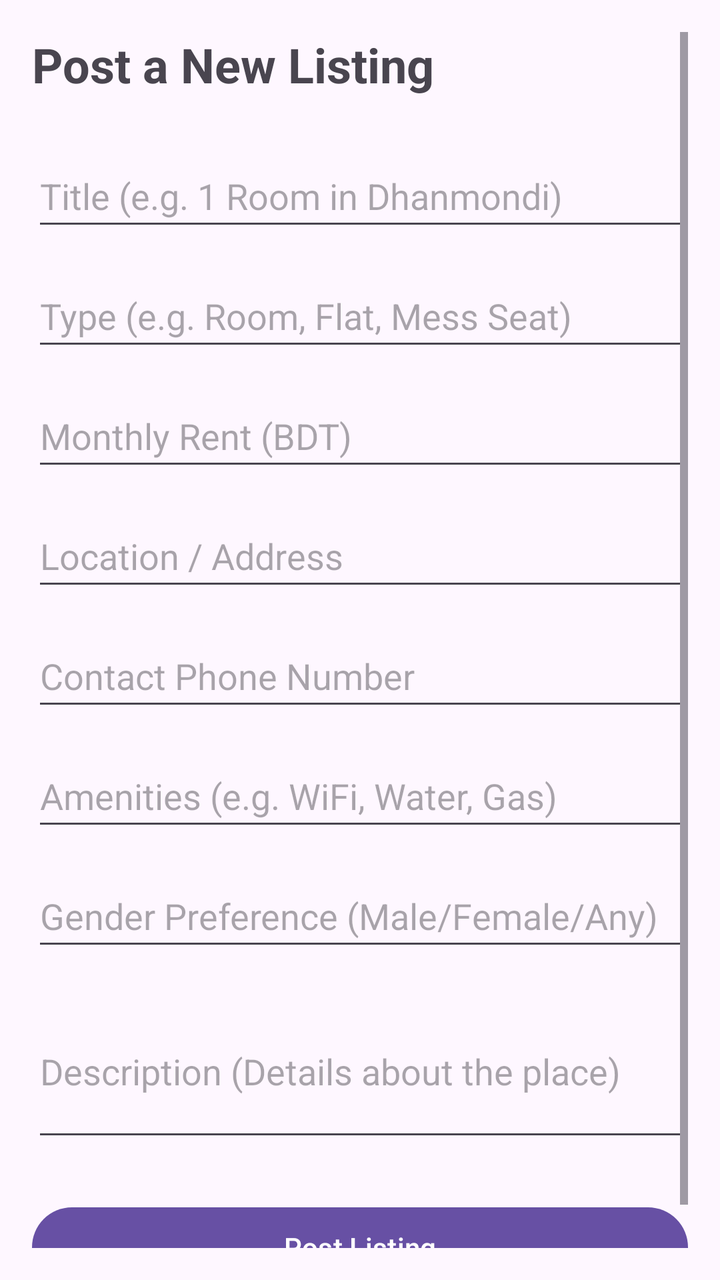
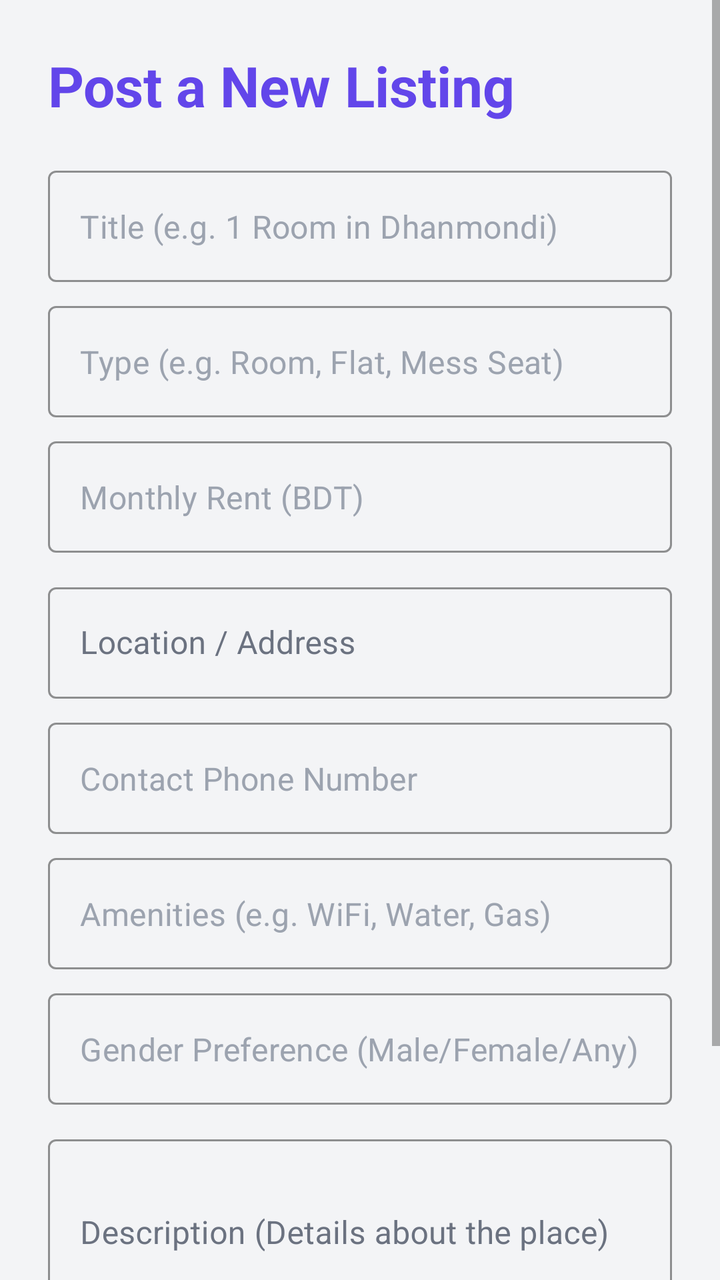

Compare the two renders of this Android layout. The source of the first and the diff that turns it into the second are given below.
<!-- AndroidManifest.xml: application theme Theme.BashaBhai -->
<!-- res/layout/activity_add_listing.xml -->
<?xml version="1.0" encoding="utf-8"?>
<ScrollView xmlns:android="http://schemas.android.com/apk/res/android"
    android:layout_width="match_parent"
    android:layout_height="match_parent"
    android:padding="16dp">

    <LinearLayout
        android:layout_width="match_parent"
        android:layout_height="wrap_content"
        android:orientation="vertical">

        <TextView
            android:layout_width="wrap_content"
            android:layout_height="wrap_content"
            android:text="Post a New Listing"
            android:textSize="24sp"
            android:textStyle="bold"
            android:layout_marginBottom="24dp"/>

        <EditText
            android:id="@+id/etTitle"
            android:layout_width="match_parent"
            android:layout_height="wrap_content"
            android:hint="Title (e.g. 1 Room in Dhanmondi)"
            android:inputType="text"
            android:minHeight="48dp"
            android:layout_marginBottom="12dp"/>

        <EditText
            android:id="@+id/etType"
            android:layout_width="match_parent"
            android:layout_height="wrap_content"
            android:hint="Type (e.g. Room, Flat, Mess Seat)"
            android:inputType="text"
            android:minHeight="48dp"
            android:layout_marginBottom="12dp"/>

        <EditText
            android:id="@+id/etRent"
            android:layout_width="match_parent"
            android:layout_height="wrap_content"
            android:hint="Monthly Rent (BDT)"
            android:inputType="numberDecimal"
            android:minHeight="48dp"
            android:layout_marginBottom="12dp"/>

        <EditText
            android:id="@+id/etLocation"
            android:layout_width="match_parent"
            android:layout_height="wrap_content"
            android:hint="Location / Address"
            android:inputType="textPostalAddress"
            android:minHeight="48dp"
            android:layout_marginBottom="12dp"/>

        <EditText
            android:id="@+id/etPhone"
            android:layout_width="match_parent"
            android:layout_height="wrap_content"
            android:hint="Contact Phone Number"
            android:inputType="phone"
            android:minHeight="48dp"
            android:layout_marginBottom="12dp"/>

        <EditText
            android:id="@+id/etAmenities"
            android:layout_width="match_parent"
            android:layout_height="wrap_content"
            android:hint="Amenities (e.g. WiFi, Water, Gas)"
            android:inputType="text"
            android:minHeight="48dp"
            android:layout_marginBottom="12dp"/>

        <EditText
            android:id="@+id/etGender"
            android:layout_width="match_parent"
            android:layout_height="wrap_content"
            android:hint="Gender Preference (Male/Female/Any)"
            android:inputType="text"
            android:minHeight="48dp"
            android:layout_marginBottom="12dp"/>

        <EditText
            android:id="@+id/etDescription"
            android:layout_width="match_parent"
            android:layout_height="wrap_content"
            android:hint="Description (Details about the place)"
            android:inputType="textMultiLine"
            android:lines="3"
            android:minHeight="48dp"
            android:layout_marginBottom="24dp"/>

        <Button
            android:id="@+id/btnSubmitListing"
            android:layout_width="match_parent"
            android:layout_height="wrap_content"
            android:text="Post Listing"
            android:layout_marginBottom="16dp"/>

    </LinearLayout>
</ScrollView>
<!-- resources referenced by this layout -->
<resources>
  <style name="Theme.BashaBhai" parent="Base.Theme.BashaBhai" />
  <style name="Base.Theme.BashaBhai" parent="Theme.Material3.DayNight.NoActionBar">
          
          
      </style>
</resources>

<!-- the commit's change to res/layout/activity_add_listing.xml (unified diff, before → after) -->
@@ -1,101 +1,178 @@
 <?xml version="1.0" encoding="utf-8"?>
 <ScrollView xmlns:android="http://schemas.android.com/apk/res/android"
+    xmlns:app="http://schemas.android.com/apk/res-auto"
     android:layout_width="match_parent"
     android:layout_height="match_parent"
-    android:padding="16dp">
+    android:background="@color/background">
 
     <LinearLayout
         android:layout_width="match_parent"
         android:layout_height="wrap_content"
-        android:orientation="vertical">
+        android:orientation="vertical"
+        android:padding="24dp">
 
         <TextView
             android:layout_width="wrap_content"
             android:layout_height="wrap_content"
             android:text="Post a New Listing"
-            android:textSize="24sp"
+            android:textSize="28sp"
             android:textStyle="bold"
+            android:textColor="@color/primary"
             android:layout_marginBottom="24dp"/>
 
-        <EditText
-            android:id="@+id/etTitle"
+        <com.google.android.material.textfield.TextInputLayout
             android:layout_width="match_parent"
             android:layout_height="wrap_content"
-            android:hint="Title (e.g. 1 Room in Dhanmondi)"
-            android:inputType="text"
-            android:minHeight="48dp"
-            android:layout_marginBottom="12dp"/>
+            android:layout_marginBottom="12dp"
+            app:hintEnabled="false"
+            app:hintTextColor="@color/primary"
+            app:boxStrokeColor="@color/primary"
+            style="@style/Widget.MaterialComponents.TextInputLayout.OutlinedBox">
+            <com.google.android.material.textfield.TextInputEditText
+                android:id="@+id/etTitle"
+                android:layout_width="match_parent"
+                android:layout_height="wrap_content"
+                android:textColor="@color/on_background"
+                android:textColorHint="#9CA3AF"
+                android:hint="Title (e.g. 1 Room in Dhanmondi)"
+                android:inputType="text"/>
+        </com.google.android.material.textfield.TextInputLayout>
 
-        <EditText
-            android:id="@+id/etType"
+        <com.google.android.material.textfield.TextInputLayout
             android:layout_width="match_parent"
             android:layout_height="wrap_content"
-            android:hint="Type (e.g. Room, Flat, Mess Seat)"
-            android:inputType="text"
-            android:minHeight="48dp"
-            android:layout_marginBottom="12dp"/>
+            android:layout_marginBottom="12dp"
+            app:hintEnabled="false"
+            app:hintTextColor="@color/primary"
+            app:boxStrokeColor="@color/primary"
+            style="@style/Widget.MaterialComponents.TextInputLayout.OutlinedBox">
+            <com.google.android.material.textfield.TextInputEditText
+                android:id="@+id/etType"
+                android:layout_width="match_parent"
+                android:layout_height="wrap_content"
+                android:textColor="@color/on_background"
+                android:textColorHint="#9CA3AF"
+                android:hint="Type (e.g. Room, Flat, Mess Seat)"
+                android:inputType="text"/>
+        </com.google.android.material.textfield.TextInputLayout>
 
-        <EditText
-            android:id="@+id/etRent"
+        <com.google.android.material.textfield.TextInputLayout
             android:layout_width="match_parent"
             android:layout_height="wrap_content"
-            android:hint="Monthly Rent (BDT)"
-            android:inputType="numberDecimal"
-            android:minHeight="48dp"
-            android:layout_marginBottom="12dp"/>
+            android:layout_marginBottom="12dp"
+            app:hintEnabled="false"
+            app:hintTextColor="@color/primary"
+            app:boxStrokeColor="@color/primary"
+            style="@style/Widget.MaterialComponents.TextInputLayout.OutlinedBox">
+            <com.google.android.material.textfield.TextInputEditText
+                android:id="@+id/etRent"
+                android:layout_width="match_parent"
+                android:layout_height="wrap_content"
+                android:textColor="@color/on_background"
+                android:textColorHint="#9CA3AF"
+                android:hint="Monthly Rent (BDT)"
+                android:inputType="numberDecimal"/>
+        </com.google.android.material.textfield.TextInputLayout>
 
-        <EditText
-            android:id="@+id/etLocation"
+        <com.google.android.material.textfield.TextInputLayout
             android:layout_width="match_parent"
             android:layout_height="wrap_content"
-            android:hint="Location / Address"
-            android:inputType="textPostalAddress"
-            android:minHeight="48dp"
-            android:layout_marginBottom="12dp"/>
+            android:layout_marginBottom="12dp"
+            app:hintTextColor="@color/primary"
+            app:boxStrokeColor="@color/primary"
+            android:textColorHint="@color/text_secondary"
+            style="@style/Widget.MaterialComponents.TextInputLayout.OutlinedBox">
+            <com.google.android.material.textfield.TextInputEditText
+                android:id="@+id/etLocation"
+                android:layout_width="match_parent"
+                android:layout_height="wrap_content"
+                android:textColor="@color/on_background"
+                android:textColorHint="@color/text_secondary"
+                android:hint="Location / Address"
+                android:inputType="textPostalAddress"/>
+        </com.google.android.material.textfield.TextInputLayout>
 
-        <EditText
-            android:id="@+id/etPhone"
+        <com.google.android.material.textfield.TextInputLayout
             android:layout_width="match_parent"
             android:layout_height="wrap_content"
-            android:hint="Contact Phone Number"
-            android:inputType="phone"
-            android:minHeight="48dp"
-            android:layout_marginBottom="12dp"/>
+            android:layout_marginBottom="12dp"
+            app:hintEnabled="false"
+            app:hintTextColor="@color/primary"
+            app:boxStrokeColor="@color/primary"
+            style="@style/Widget.MaterialComponents.TextInputLayout.OutlinedBox">
+            <com.google.android.material.textfield.TextInputEditText
+                android:id="@+id/etPhone"
+                android:layout_width="match_parent"
+                android:layout_height="wrap_content"
+                android:textColor="@color/on_background"
+                android:textColorHint="#9CA3AF"
+                android:hint="Contact Phone Number"
+                android:inputType="phone"/>
+        </com.google.android.material.textfield.TextInputLayout>
 
-        <EditText
-            android:id="@+id/etAmenities"
+        <com.google.android.material.textfield.TextInputLayout
             android:layout_width="match_parent"
             android:layout_height="wrap_content"
-            android:hint="Amenities (e.g. WiFi, Water, Gas)"
-            android:inputType="text"
-            android:minHeight="48dp"
-            android:layout_marginBottom="12dp"/>
+            android:layout_marginBottom="12dp"
+            app:hintEnabled="false"
+            app:hintTextColor="@color/primary"
+            app:boxStrokeColor="@color/primary"
+            style="@style/Widget.MaterialComponents.TextInputLayout.OutlinedBox">
+            <com.google.android.material.textfield.TextInputEditText
+                android:id="@+id/etAmenities"
+                android:layout_width="match_parent"
+                android:layout_height="wrap_content"
+                android:textColor="@color/on_background"
+                android:textColorHint="#9CA3AF"
+                android:hint="Amenities (e.g. WiFi, Water, Gas)"
+                android:inputType="text"/>
+        </com.google.android.material.textfield.TextInputLayout>
 
-        <EditText
-            android:id="@+id/etGender"
+        <com.google.android.material.textfield.TextInputLayout
             android:layout_width="match_parent"
             android:layout_height="wrap_content"
-            android:hint="Gender Preference (Male/Female/Any)"
-            android:inputType="text"
-            android:minHeight="48dp"
-            android:layout_marginBottom="12dp"/>
+            android:layout_marginBottom="12dp"
+            app:hintEnabled="false"
+            app:hintTextColor="@color/primary"
+            app:boxStrokeColor="@color/primary"
+            style="@style/Widget.MaterialComponents.TextInputLayout.OutlinedBox">
+            <com.google.android.material.textfield.TextInputEditText
+                android:id="@+id/etGender"
+                android:layout_width="match_parent"
+                android:layout_height="wrap_content"
+                android:textColor="@color/on_background"
+                android:textColorHint="#9CA3AF"
+                android:hint="Gender Preference (Male/Female/Any)"
+                android:inputType="text"/>
+        </com.google.android.material.textfield.TextInputLayout>
 
-        <EditText
-            android:id="@+id/etDescription"
+        <com.google.android.material.textfield.TextInputLayout
             android:layout_width="match_parent"
             android:layout_height="wrap_content"
-            android:hint="Description (Details about the place)"
-            android:inputType="textMultiLine"
-            android:lines="3"
-            android:minHeight="48dp"
-            android:layout_marginBottom="24dp"/>
+            android:layout_marginBottom="24dp"
+            app:hintTextColor="@color/primary"
+            app:boxStrokeColor="@color/primary"
+            android:textColorHint="@color/text_secondary"
+            style="@style/Widget.MaterialComponents.TextInputLayout.OutlinedBox">
+            <com.google.android.material.textfield.TextInputEditText
+                android:id="@+id/etDescription"
+                android:layout_width="match_parent"
+                android:layout_height="wrap_content"
+                android:textColor="@color/on_background"
+                android:textColorHint="@color/text_secondary"
+                android:hint="Description (Details about the place)"
+                android:inputType="textMultiLine"
+                android:lines="3"/>
+        </com.google.android.material.textfield.TextInputLayout>
 
-        <Button
+        <com.google.android.material.button.MaterialButton
             android:id="@+id/btnSubmitListing"
             android:layout_width="match_parent"
-            android:layout_height="wrap_content"
+            android:layout_height="56dp"
             android:text="Post Listing"
-            android:layout_marginBottom="16dp"/>
+            android:textSize="16sp"
+            android:layout_marginBottom="16dp"
+            app:cornerRadius="8dp"/>
 
     </LinearLayout>
 </ScrollView>
<!-- resource entries referenced after the edit -->
@@ -1,9 +1,31 @@
 <!-- resources referenced by this layout -->
 <resources>
+  <color name="background">#F3F4F6</color>
+  <color name="on_background">#1F2937</color>
+  <color name="primary">#6246EA</color>
+  <color name="text_secondary">#6B7280</color>
   <style name="Theme.BashaBhai" parent="Base.Theme.BashaBhai" />
-  <style name="Base.Theme.BashaBhai" parent="Theme.Material3.DayNight.NoActionBar">
+  <style name="Base.Theme.BashaBhai" parent="Theme.MaterialComponents.DayNight.NoActionBar">
           
-          
+          <item name="colorPrimary">@color/primary</item>
+          <item name="colorPrimaryVariant">@color/primary_variant</item>
+          <item name="colorOnPrimary">@color/on_primary</item>
+  
+          <item name="colorSecondary">@color/secondary</item>
+          <item name="colorSecondaryVariant">@color/secondary_variant</item>
+          <item name="colorOnSecondary">@color/on_secondary</item>
+  
+          <item name="android:colorBackground">@color/background</item>
+          <item name="colorOnBackground">@color/on_background</item>
+          <item name="colorSurface">@color/surface</item>
+          <item name="colorOnSurface">@color/on_surface</item>
       </style>
+  <color name="primary_variant">#4A30B5</color>
+  <color name="on_primary">#FFFFFF</color>
+  <color name="secondary">#2B2C34</color>
+  <color name="secondary_variant">#1F2026</color>
+  <color name="on_secondary">#FFFFFF</color>
+  <color name="surface">#FFFFFF</color>
+  <color name="on_surface">#1F2937</color>
 </resources>
 
